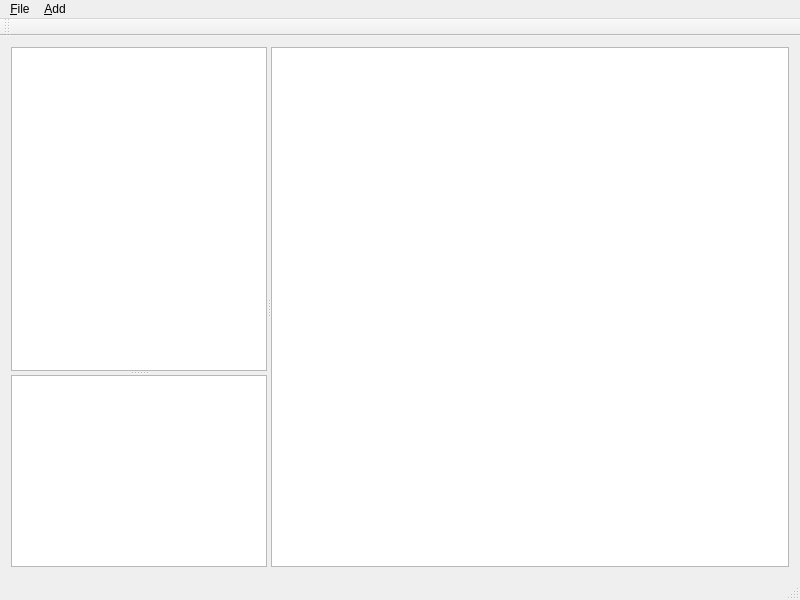
Qt form mainwindow.ui (rolker/camp) before a commit.
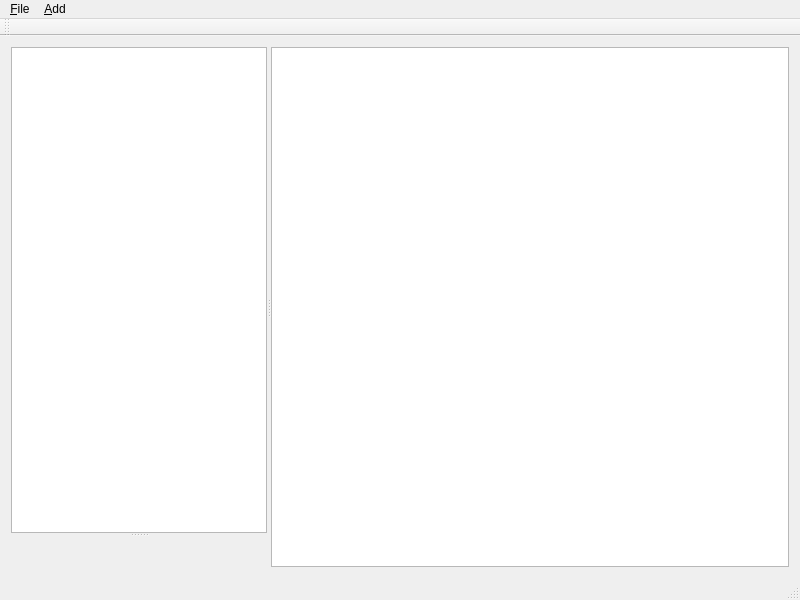
The same form after that commit. Custom widgets are drawn as their Qt base class.

What changed in the file:
```diff
--- a/mainwindow.ui
+++ b/mainwindow.ui
@@ -38,14 +38,7 @@
          <bool>false</bool>
         </attribute>
        </widget>
-       <widget class="QTextEdit" name="textEdit">
-        <property name="sizePolicy">
-         <sizepolicy hsizetype="Expanding" vsizetype="Expanding">
-          <horstretch>0</horstretch>
-          <verstretch>0</verstretch>
-         </sizepolicy>
-        </property>
-       </widget>
+       <widget class="DetailsView" name="detailsView" native="true"/>
       </widget>
       <widget class="ProjectView" name="projectView">
        <property name="sizePolicy">
@@ -149,6 +142,12 @@
    <extends>QGraphicsView</extends>
    <header>projectview.h</header>
   </customwidget>
+  <customwidget>
+   <class>DetailsView</class>
+   <extends>QWidget</extends>
+   <header>detailsview.h</header>
+   <container>1</container>
+  </customwidget>
  </customwidgets>
  <resources/>
  <connections/>
```
Left out of the diff: 4 changed lines with no effect on the pictures.
